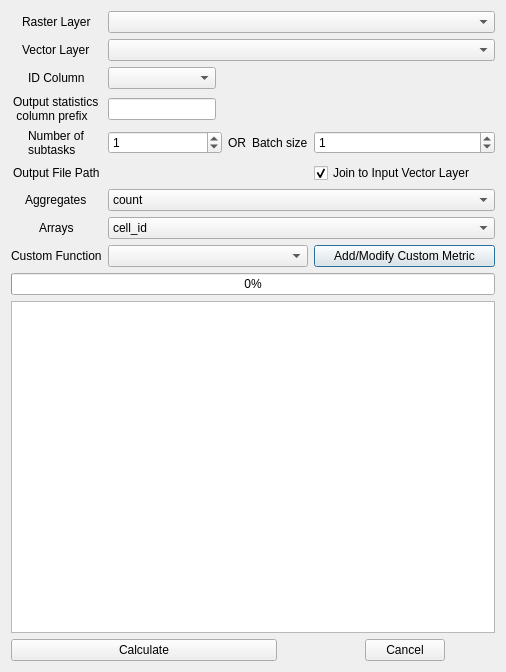
JakubCha/exactextract_qgis, file zonal_exact_dialog_base.ui: the form before one commit.
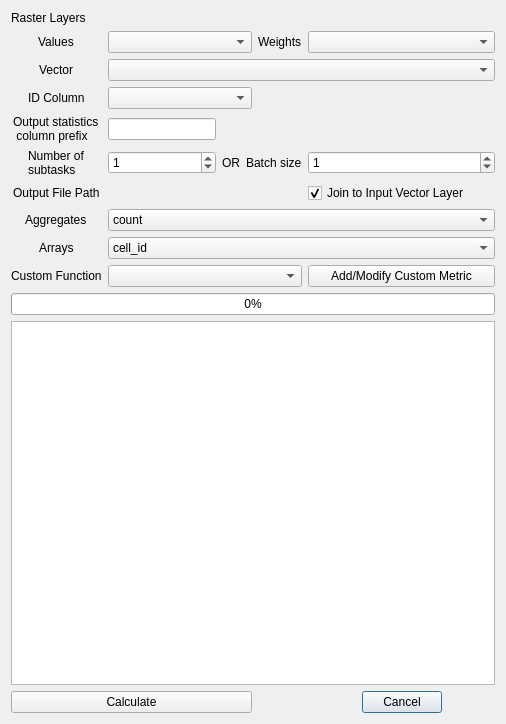
The form after the commit. Custom widgets are drawn as their Qt base class.

Commit message: added weights raster

Diff of the .ui file:
```diff
--- a/zonal_exact_dialog_base.ui
+++ b/zonal_exact_dialog_base.ui
@@ -7,7 +7,7 @@
     <x>0</x>
     <y>0</y>
     <width>506</width>
-    <height>672</height>
+    <height>724</height>
    </rect>
   </property>
   <property name="windowTitle">
@@ -19,116 +19,7 @@
      <property name="sizeConstraint">
       <enum>QLayout::SetMaximumSize</enum>
      </property>
-     <item row="5" column="0" alignment="Qt::AlignHCenter">
-      <widget class="QLabel" name="label_4">
-       <property name="text">
-        <string>Output File Path</string>
-       </property>
-      </widget>
-     </item>
-     <item row="8" column="8">
-      <widget class="QPushButton" name="mAddModifyMetricButton">
-       <property name="text">
-        <string>Add/Modify Custom Metric</string>
-       </property>
-      </widget>
-     </item>
-     <item row="4" column="5">
-      <widget class="QLabel" name="label_9">
-       <property name="text">
-        <string>OR</string>
-       </property>
-      </widget>
-     </item>
-     <item row="2" column="1" colspan="3">
-      <widget class="QgsFieldComboBox" name="mFieldComboBox"/>
-     </item>
-     <item row="12" column="0" colspan="7">
-      <widget class="QPushButton" name="mCalculateButton">
-       <property name="text">
-        <string>Calculate</string>
-       </property>
-       <property name="checkable">
-        <bool>false</bool>
-       </property>
-       <property name="checked">
-        <bool>false</bool>
-       </property>
-       <property name="autoDefault">
-        <bool>false</bool>
-       </property>
-      </widget>
-     </item>
-     <item row="1" column="0" alignment="Qt::AlignHCenter">
-      <widget class="QLabel" name="label_2">
-       <property name="text">
-        <string>Vector Layer</string>
-       </property>
-      </widget>
-     </item>
-     <item row="4" column="1" colspan="4">
-      <widget class="QSpinBox" name="mSpinBox">
-       <property name="value">
-        <number>1</number>
-       </property>
-      </widget>
-     </item>
-     <item row="9" column="0" colspan="9" alignment="Qt::AlignVCenter">
-      <widget class="QProgressBar" name="mProgressBar">
-       <property name="value">
-        <number>0</number>
-       </property>
-       <property name="textVisible">
-        <bool>true</bool>
-       </property>
-      </widget>
-     </item>
      <item row="7" column="0" alignment="Qt::AlignHCenter">
-      <widget class="QLabel" name="label_6">
-       <property name="text">
-        <string>Arrays</string>
-       </property>
-      </widget>
-     </item>
-     <item row="1" column="1" colspan="8">
-      <widget class="QgsMapLayerComboBox" name="mVectorLayerComboBox"/>
-     </item>
-     <item row="2" column="0" alignment="Qt::AlignHCenter">
-      <widget class="QLabel" name="label_11">
-       <property name="text">
-        <string>ID Column</string>
-       </property>
-      </widget>
-     </item>
-     <item row="10" column="0" colspan="9">
-      <widget class="QPlainTextEdit" name="mPlainText">
-       <property name="readOnly">
-        <bool>true</bool>
-       </property>
-       <property name="plainText">
-        <string/>
-       </property>
-      </widget>
-     </item>
-     <item row="3" column="0" alignment="Qt::AlignHCenter">
-      <widget class="QLabel" name="label_10">
-       <property name="text">
-        <string>Output statistics
- column prefix</string>
-       </property>
-      </widget>
-     </item>
-     <item row="0" column="1" colspan="8">
-      <widget class="QgsMapLayerComboBox" name="mRasterLayerComboBox"/>
-     </item>
-     <item row="8" column="0">
-      <widget class="QLabel" name="label_7">
-       <property name="text">
-        <string>Custom Function</string>
-       </property>
-      </widget>
-     </item>
-     <item row="4" column="0" alignment="Qt::AlignHCenter">
       <widget class="QLabel" name="label_3">
        <property name="text">
         <string>Number of 
@@ -136,57 +27,14 @@
        </property>
       </widget>
      </item>
-     <item row="3" column="1" colspan="3">
-      <widget class="QLineEdit" name="mPrefixEdit">
-       <property name="text">
-        <string/>
+     <item row="7" column="1" colspan="4">
+      <widget class="QSpinBox" name="mSpinBox">
+       <property name="value">
+        <number>1</number>
        </property>
       </widget>
      </item>
-     <item row="5" column="8">
-      <widget class="QCheckBox" name="mJoinCheckBox">
-       <property name="text">
-        <string>Join to Input Vector Layer</string>
-       </property>
-       <property name="checked">
-        <bool>true</bool>
-       </property>
-      </widget>
-     </item>
-     <item row="5" column="1" colspan="7">
-      <widget class="QgsFileWidget" name="mQgsOutputFileWidget">
-       <property name="fileWidgetButtonVisible">
-        <bool>true</bool>
-       </property>
-       <property name="useLink">
-        <bool>false</bool>
-       </property>
-       <property name="fullUrl">
-        <bool>false</bool>
-       </property>
-       <property name="defaultRoot">
-        <string/>
-       </property>
-       <property name="storageMode">
-        <enum>QgsFileWidget::SaveFile</enum>
-       </property>
-      </widget>
-     </item>
-     <item row="4" column="6" colspan="2" alignment="Qt::AlignHCenter">
-      <widget class="QLabel" name="label_8">
-       <property name="text">
-        <string>Batch size</string>
-       </property>
-      </widget>
-     </item>
-     <item row="6" column="0" alignment="Qt::AlignHCenter">
-      <widget class="QLabel" name="label_5">
-       <property name="text">
-        <string>Aggregates</string>
-       </property>
-      </widget>
-     </item>
-     <item row="7" column="1" colspan="8">
+     <item row="10" column="1" colspan="8">
       <widget class="QgsCheckableComboBox" name="mArraysComboBox">
        <property name="toolTip">
         <string>Select statistics that output multiple values (array)</string>
@@ -223,10 +71,31 @@
        </item>
       </widget>
      </item>
-     <item row="8" column="1" colspan="7">
-      <widget class="QgsCheckableComboBox" name="mCustomFunctionsComboBox"/>
+     <item row="4" column="1" colspan="8">
+      <widget class="QgsMapLayerComboBox" name="mVectorLayerComboBox"/>
      </item>
-     <item row="12" column="8">
+     <item row="10" column="0" alignment="Qt::AlignHCenter">
+      <widget class="QLabel" name="label_6">
+       <property name="text">
+        <string>Arrays</string>
+       </property>
+      </widget>
+     </item>
+     <item row="7" column="6" colspan="2" alignment="Qt::AlignHCenter">
+      <widget class="QLabel" name="label_8">
+       <property name="text">
+        <string>Batch size</string>
+       </property>
+      </widget>
+     </item>
+     <item row="11" column="0">
+      <widget class="QLabel" name="label_7">
+       <property name="text">
+        <string>Custom Function</string>
+       </property>
+      </widget>
+     </item>
+     <item row="15" column="8">
       <widget class="QDialogButtonBox" name="mButtonBox">
        <property name="orientation">
         <enum>Qt::Horizontal</enum>
@@ -239,7 +108,63 @@
        </property>
       </widget>
      </item>
-     <item row="6" column="1" colspan="8">
+     <item row="8" column="1" colspan="7">
+      <widget class="QgsFileWidget" name="mQgsOutputFileWidget">
+       <property name="fileWidgetButtonVisible">
+        <bool>true</bool>
+       </property>
+       <property name="useLink">
+        <bool>false</bool>
+       </property>
+       <property name="fullUrl">
+        <bool>false</bool>
+       </property>
+       <property name="defaultRoot">
+        <string/>
+       </property>
+       <property name="storageMode">
+        <enum>QgsFileWidget::SaveFile</enum>
+       </property>
+      </widget>
+     </item>
+     <item row="7" column="8">
+      <widget class="QSpinBox" name="mSpinBox_2">
+       <property name="minimumSize">
+        <size>
+         <width>163</width>
+         <height>20</height>
+        </size>
+       </property>
+       <property name="value">
+        <number>1</number>
+       </property>
+      </widget>
+     </item>
+     <item row="5" column="0" alignment="Qt::AlignHCenter">
+      <widget class="QLabel" name="label_11">
+       <property name="text">
+        <string>ID Column</string>
+       </property>
+      </widget>
+     </item>
+     <item row="7" column="5">
+      <widget class="QLabel" name="label_9">
+       <property name="text">
+        <string>OR</string>
+       </property>
+      </widget>
+     </item>
+     <item row="13" column="0" colspan="9">
+      <widget class="QPlainTextEdit" name="mPlainText">
+       <property name="readOnly">
+        <bool>true</bool>
+       </property>
+       <property name="plainText">
+        <string/>
+       </property>
+      </widget>
+     </item>
+     <item row="9" column="1" colspan="8">
       <widget class="QgsCheckableComboBox" name="mAggregatesComboBox">
        <property name="acceptDrops">
         <bool>false</bool>
@@ -360,23 +285,119 @@
        </item>
       </widget>
      </item>
-     <item row="4" column="8">
-      <widget class="QSpinBox" name="mSpinBox_2">
-       <property name="minimumSize">
-        <size>
-         <width>163</width>
-         <height>20</height>
-        </size>
+     <item row="11" column="8">
+      <widget class="QPushButton" name="mAddModifyMetricButton">
+       <property name="text">
+        <string>Add/Modify Custom Metric</string>
        </property>
+      </widget>
+     </item>
+     <item row="12" column="0" colspan="9" alignment="Qt::AlignVCenter">
+      <widget class="QProgressBar" name="mProgressBar">
        <property name="value">
-        <number>1</number>
+        <number>0</number>
        </property>
+       <property name="textVisible">
+        <bool>true</bool>
+       </property>
       </widget>
      </item>
-     <item row="0" column="0" alignment="Qt::AlignHCenter">
+     <item row="8" column="0" alignment="Qt::AlignHCenter">
+      <widget class="QLabel" name="label_4">
+       <property name="text">
+        <string>Output File Path</string>
+       </property>
+      </widget>
+     </item>
+     <item row="1" column="0" alignment="Qt::AlignHCenter">
       <widget class="QLabel" name="label">
        <property name="text">
-        <string>Raster Layer</string>
+        <string>Values</string>
+       </property>
+      </widget>
+     </item>
+     <item row="8" column="8">
+      <widget class="QCheckBox" name="mJoinCheckBox">
+       <property name="text">
+        <string>Join to Input Vector Layer</string>
+       </property>
+       <property name="checked">
+        <bool>true</bool>
+       </property>
+      </widget>
+     </item>
+     <item row="15" column="0" colspan="7">
+      <widget class="QPushButton" name="mCalculateButton">
+       <property name="text">
+        <string>Calculate</string>
+       </property>
+       <property name="checkable">
+        <bool>false</bool>
+       </property>
+       <property name="checked">
+        <bool>false</bool>
+       </property>
+       <property name="autoDefault">
+        <bool>false</bool>
+       </property>
+      </widget>
+     </item>
+     <item row="9" column="0" alignment="Qt::AlignHCenter">
+      <widget class="QLabel" name="label_5">
+       <property name="text">
+        <string>Aggregates</string>
+       </property>
+      </widget>
+     </item>
+     <item row="6" column="0" alignment="Qt::AlignHCenter">
+      <widget class="QLabel" name="label_10">
+       <property name="text">
+        <string>Output statistics
+ column prefix</string>
+       </property>
+      </widget>
+     </item>
+     <item row="11" column="1" colspan="7">
+      <widget class="QgsCheckableComboBox" name="mCustomFunctionsComboBox"/>
+     </item>
+     <item row="4" column="0" alignment="Qt::AlignHCenter">
+      <widget class="QLabel" name="label_2">
+       <property name="text">
+        <string>Vector</string>
+       </property>
+      </widget>
+     </item>
+     <item row="0" column="0" colspan="6" alignment="Qt::AlignLeft">
+      <widget class="QLabel" name="label_13">
+       <property name="text">
+        <string>Raster Layers</string>
+       </property>
+      </widget>
+     </item>
+     <item row="1" column="8">
+      <widget class="QgsMapLayerComboBox" name="mWeightsLayerComboBox">
+       <property name="allowEmptyLayer">
+        <bool>true</bool>
+       </property>
+      </widget>
+     </item>
+     <item row="1" column="7">
+      <widget class="QLabel" name="label_12">
+       <property name="text">
+        <string>Weights</string>
+       </property>
+      </widget>
+     </item>
+     <item row="1" column="1" colspan="6">
+      <widget class="QgsMapLayerComboBox" name="mRasterLayerComboBox"/>
+     </item>
+     <item row="5" column="1" colspan="6">
+      <widget class="QgsFieldComboBox" name="mFieldComboBox"/>
+     </item>
+     <item row="6" column="1" colspan="4">
+      <widget class="QLineEdit" name="mPrefixEdit">
+       <property name="text">
+        <string/>
        </property>
       </widget>
      </item>
```
The commit also changes 4 other files.
